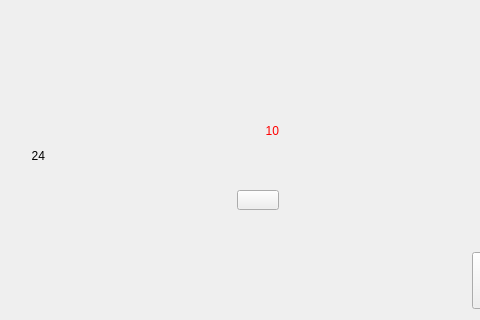
Above: Zhonglianzhongji/widget.ui from wushengjun85/pc before the change; both pictures show x 273 to 753 and y 280 to 600 of the 1024 by 600 pixel window. Below: the same form after it.
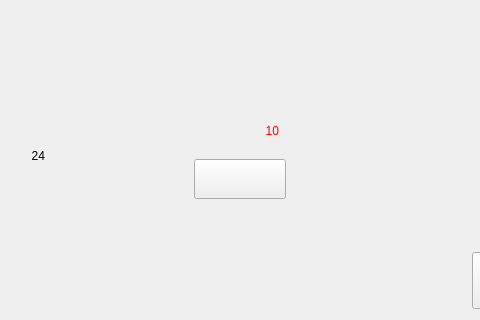
That is the form after the change. Icons and pictures are not drawn.

Patch:
```diff
--- a/Zhonglianzhongji/widget.ui
+++ b/Zhonglianzhongji/widget.ui
@@ -329,10 +329,10 @@
   <widget class="QPushButton" name="pushButton_4">
    <property name="geometry">
     <rect>
-     <x>510</x>
-     <y>470</y>
-     <width>42</width>
-     <height>20</height>
+     <x>467</x>
+     <y>439</y>
+     <width>92</width>
+     <height>40</height>
     </rect>
    </property>
    <property name="styleSheet">
```
Left out of the diff: 2 changed lines with no effect on the pictures.
